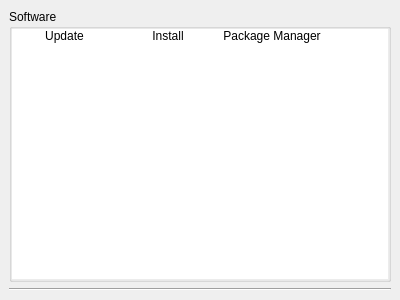
Before: the Qt Designer form modules/categories.ui in BackupTheBerlios/cadi-panel, drawn with Qt 5.
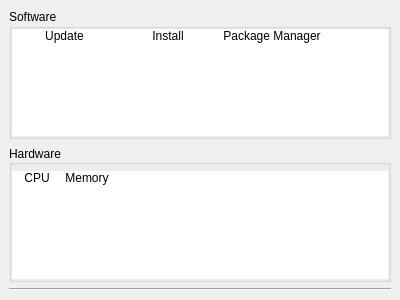
After: the same form once the commit is applied. Icons and pictures are not drawn.

Commit message: Added function memory to class Hardware; added device icons: cpu.png, memory.png; added groupbox Hardware to categories.ui; added device icons to resources; modified get_grep in ShellScripts class

Patch:
```diff
--- a/modules/categories.ui
+++ b/modules/categories.ui
@@ -35,8 +35,17 @@
        </rect>
       </property>
       <layout class="QVBoxLayout" name="verticalLayout_3">
+       <property name="sizeConstraint">
+        <enum>QLayout::SetNoConstraint</enum>
+       </property>
        <item>
         <widget class="QGroupBox" name="softwareBox">
+         <property name="sizePolicy">
+          <sizepolicy hsizetype="Preferred" vsizetype="Preferred">
+           <horstretch>0</horstretch>
+           <verstretch>0</verstretch>
+          </sizepolicy>
+         </property>
          <property name="title">
           <string>Software</string>
          </property>
@@ -44,6 +53,9 @@
           <bool>true</bool>
          </property>
          <layout class="QVBoxLayout" name="verticalLayout_2">
+          <property name="sizeConstraint">
+           <enum>QLayout::SetDefaultConstraint</enum>
+          </property>
           <property name="margin">
            <number>0</number>
           </property>
@@ -111,6 +123,82 @@
          </layout>
         </widget>
        </item>
+       <item>
+        <widget class="QGroupBox" name="hardwareBox">
+         <property name="title">
+          <string>Hardware</string>
+         </property>
+         <property name="alignment">
+          <set>Qt::AlignLeading|Qt::AlignLeft|Qt::AlignVCenter</set>
+         </property>
+         <property name="flat">
+          <bool>true</bool>
+         </property>
+         <layout class="QVBoxLayout" name="verticalLayout_4">
+          <property name="spacing">
+           <number>6</number>
+          </property>
+          <property name="leftMargin">
+           <number>0</number>
+          </property>
+          <property name="topMargin">
+           <number>6</number>
+          </property>
+          <property name="rightMargin">
+           <number>0</number>
+          </property>
+          <property name="bottomMargin">
+           <number>0</number>
+          </property>
+          <item>
+           <widget class="QListWidget" name="hardwareWidget">
+            <property name="sizePolicy">
+             <sizepolicy hsizetype="Expanding" vsizetype="Preferred">
+              <horstretch>0</horstretch>
+              <verstretch>0</verstretch>
+             </sizepolicy>
+            </property>
+            <property name="frameShape">
+             <enum>QFrame::NoFrame</enum>
+            </property>
+            <property name="resizeMode">
+             <enum>QListView::Adjust</enum>
+            </property>
+            <property name="viewMode">
+             <enum>QListView::IconMode</enum>
+            </property>
+            <property name="uniformItemSizes">
+             <bool>true</bool>
+            </property>
+            <item>
+             <property name="text">
+              <string>CPU</string>
+             </property>
+             <property name="textAlignment">
+              <set>AlignHCenter|AlignVCenter|AlignCenter</set>
+             </property>
+             <property name="icon">
+              <iconset resource="../resources.qrc">
+               <normaloff>:/icons/48x48/devices/cpu.png</normaloff>:/icons/48x48/devices/cpu.png</iconset>
+             </property>
+            </item>
+            <item>
+             <property name="text">
+              <string>Memory</string>
+             </property>
+             <property name="icon">
+              <iconset resource="../resources.qrc">
+               <normaloff>:/icons/48x48/devices/memory.png</normaloff>:/icons/48x48/devices/memory.png</iconset>
+             </property>
+             <property name="flags">
+              <set>ItemIsSelectable|ItemIsUserCheckable|ItemIsEnabled</set>
+             </property>
+            </item>
+           </widget>
+          </item>
+         </layout>
+        </widget>
+       </item>
        <item>
         <widget class="Line" name="line">
          <property name="orientation">
```
Left out of the diff: 12 changed lines with no effect on the pictures. The commit also changes 7 other files.
